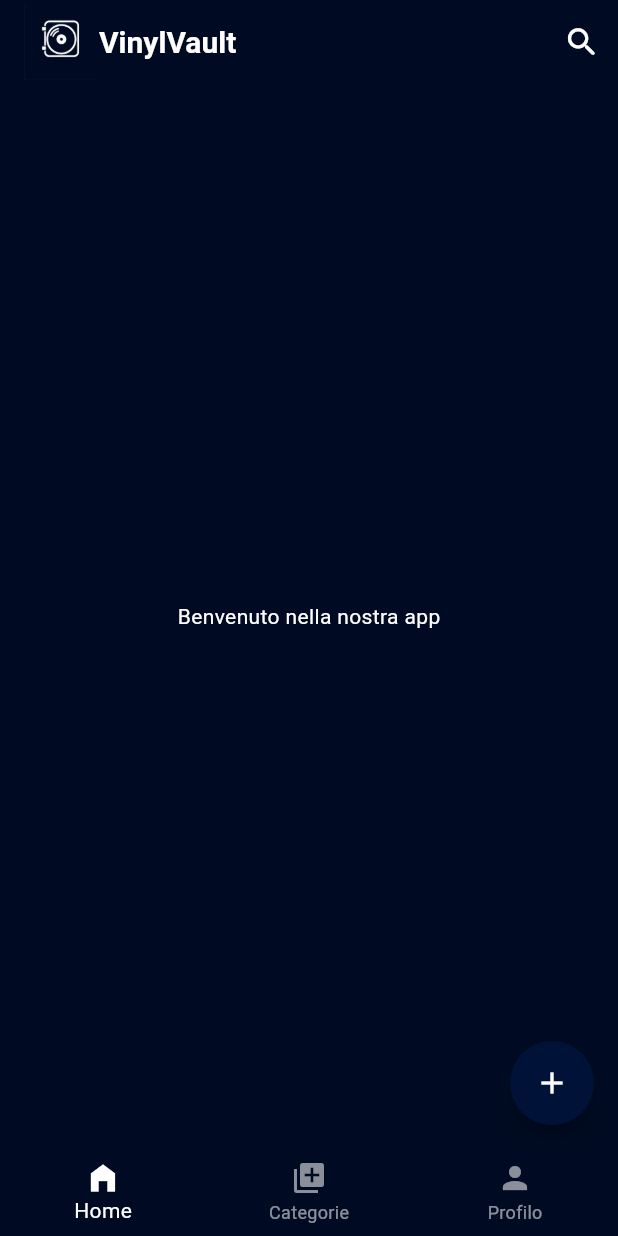
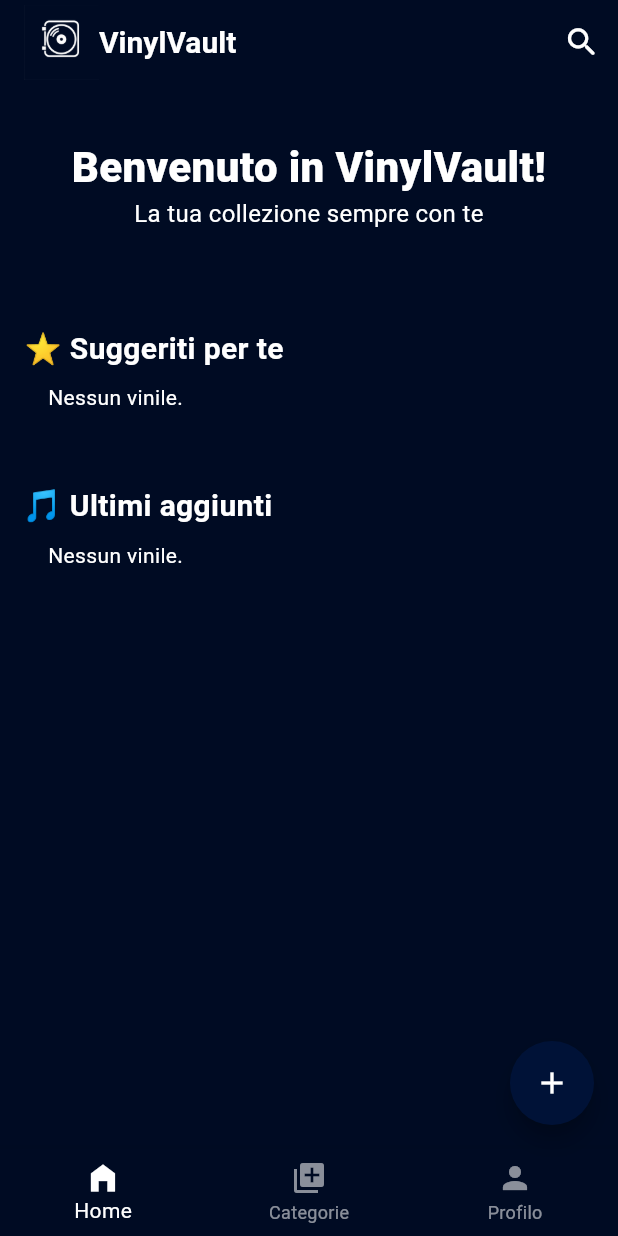
Before and after one commit to Gabbo-Unisa/ProgettoMobile, a Flutter app: the screen it shows after launch, on a phone screen of 412 x 824 dp. Run offline on Flutter 3.47's test engine with Material 3 defaults, Android fonts, the phone set to English and light mode, and no system bars; our stand-ins replace image_picker, sqflite; accounts and stored records are empty.

Commit message:
Schermata principale completata

```diff
--- a/lib/providers/vinile_provider.dart
+++ b/lib/providers/vinile_provider.dart
@@ -10,6 +10,38 @@ class VinileProvider with ChangeNotifier {
   Future<void> caricaVinili() async {
     _vinili = await DatabaseHelper.instance.getVinili();
     notifyListeners();
+  }
+
+  // Restituisce i vinili più recenti basandosi sugli ID (più alti = più recenti)
+  List<Vinile> getViniliRecenti({int limite = 5}) {
+    final validi = _vinili.where((v) => v.id != null).toList();
+    validi.sort((a, b) => (b.id ?? 0).compareTo(a.id ?? 0));
+    return validi.take(limite).toList();
+  }
+
+  // Restituisce una selezione casuale di vinili che NON siano tra i più recenti (se possibile)
+  List<Vinile> getViniliCasuali({int limite = 3}) {
+    final recenti = getViniliRecenti();
+    final idRecenti = recenti.map((v) => v.id).toSet();
+
+    final nonRecenti = _vinili.where((v) => !idRecenti.contains(v.id)).toList();
+
+    // Se ci sono abbastanza vinili che non rientrano nei recenti, selezioniamo 'limite' elementi casuali
+    if (nonRecenti.length >= limite) {
+      nonRecenti.shuffle();
+      return nonRecenti.take(limite).toList();
+    }
+
+    // Altrimenti, se non ci sono abbastanza vinili che non rientrano nei recenti, inseriamo i restanti vinili dai recenti
+    final copiaNonRecenti = [...nonRecenti];
+    final copiaRecenti = [...recenti];
+
+    copiaNonRecenti.shuffle();
+    copiaRecenti.shuffle();
+
+    // Combiniamo prima i non-recenti e poi i recenti
+    final combinati = [...copiaNonRecenti, ...copiaRecenti];
+    return combinati.take(limite).toList();
   }
 
   Future<void> aggiungiVinile(Vinile v) async {
--- a/lib/screens/schermata_principale.dart
+++ b/lib/screens/schermata_principale.dart
@@ -1,25 +1,176 @@
+import 'dart:io';
 import 'package:flutter/material.dart';
+import 'package:provider/provider.dart';
 
-class SchermataPrincipale extends StatefulWidget {
+import '../models/vinile.dart';
+import '../providers/vinile_provider.dart';
+import '../screens/dettaglio_vinile.dart';
+
+class SchermataPrincipale extends StatelessWidget {
   const SchermataPrincipale({super.key});
 
   @override
-  State<SchermataPrincipale> createState() => _SchermataPrincipaleState();
-}
+  Widget build(BuildContext context) {
+    final vinileProvider = Provider.of<VinileProvider>(context, listen: true);
+    final viniliRecenti = vinileProvider.getViniliRecenti();
+    final viniliCasuali = vinileProvider.getViniliCasuali();
 
-class _SchermataPrincipaleState extends State<SchermataPrincipale> {
-
-  @override
-  Widget build(BuildContext context) {
     return Scaffold(
-      body: Center(
+      appBar: PreferredSize(
+        preferredSize: const Size.fromHeight(150),
+        child: AppBar(
+          flexibleSpace: Padding(
+            padding: const EdgeInsets.only(top: 35.0),
+            child: Center(
+              child: Column(
+                mainAxisAlignment: MainAxisAlignment.start,
+                children: const [
+                  Text(
+                    'Benvenuto in VinylVault!',
+                    textAlign: TextAlign.center,
+                    style: TextStyle(
+                      fontSize: 28,
+                      fontWeight: FontWeight.w900,
+                      color: Colors.white,
+                    ),
+                  ),
+                  Text(
+                    'La tua collezione sempre con te',
+                    textAlign: TextAlign.center,
+                    style: TextStyle(
+                      fontSize: 16,
+                      fontWeight: FontWeight.w400,
+                      color: Colors.white,
+                    ),
+                  ),
+                ],
+              ),
+            ),
+          ),
+        ),
+      ),
+      body: SingleChildScrollView(
         child: Column(
-          mainAxisAlignment: MainAxisAlignment.center,
-          children: <Widget>[
-            Text('Benvenuto nella nostra app', style: Theme.of(context).textTheme.bodyMedium),
+          crossAxisAlignment: CrossAxisAlignment.start,
+          children: [
+            Padding(
+              padding: const EdgeInsets.symmetric(
+                horizontal: 16.0,
+                vertical: 12.0,
+              ),
+              child: Column(
+                crossAxisAlignment: CrossAxisAlignment.start,
+                children: [
+                  const Text(
+                    '⭐ Suggeriti per te',
+                    style: TextStyle(fontSize: 20, fontWeight: FontWeight.bold),
+                  ),
+                  const SizedBox(height: 8),
+                  buildCarosello(context: context, vinili: viniliCasuali),
+                ],
+              ),
+            ),
+            const SizedBox(height: 24),
+            Padding(
+              padding: const EdgeInsets.symmetric(
+                horizontal: 16.0,
+                vertical: 12.0,
+              ),
+              child: Column(
+                crossAxisAlignment: CrossAxisAlignment.start,
+                children: [
+                  const Text(
+                    '🎵 Ultimi aggiunti',
+                    style: TextStyle(fontSize: 20, fontWeight: FontWeight.bold),
+                  ),
+                  const SizedBox(height: 8),
+                  buildCarosello(context: context, vinili: viniliRecenti),
+                ],
+              ),
+            ),
           ],
         ),
       ),
     );
   }
+
+  Widget buildCarosello({
+    required BuildContext context,
+    required List<Vinile> vinili,
+  }) {
+    if (vinili.isEmpty) {
+      return Padding(
+        padding: const EdgeInsets.symmetric(horizontal: 16.0),
+        child: Text('Nessun vinile.'),
+      );
+    }
+
+    return SizedBox(
+      height: 160,
+      child: ListView.builder(
+        scrollDirection: Axis.horizontal,
+        itemCount: vinili.length,
+        itemBuilder: (context, index) {
+          final vinile = vinili[index];
+
+          return GestureDetector(
+            onTap: () {
+              Navigator.push(
+                context,
+                MaterialPageRoute(
+                  builder: (_) => DettaglioVinile(vinile: vinile),
+                ),
+              );
+            },
+            child: Container(
+              width: 120,
+              margin: const EdgeInsets.symmetric(horizontal: 8),
+              child: Column(
+                children: [
+                  Expanded(
+                    child: ClipRRect(
+                      borderRadius: BorderRadius.circular(8),
+                      child:
+                          vinile.copertina != null
+                              ? Image.file(
+                                File(vinile.copertina!), // path al file locale
+                                fit: BoxFit.cover,
+                                width: double.infinity,
+                              )
+                              : Container(
+                                color: Colors.grey[300],
+                                child: FittedBox(
+                                  fit: BoxFit.contain,
+                                  child: const Icon(
+                                    Icons.album,
+                                    size: 180,
+                                    color: Colors.grey,
+                                  ),
+                                ),
+                              ),
+                    ),
+                  ),
+                  const SizedBox(height: 6),
+                  Text(
+                    vinile.titolo,
+                    overflow: TextOverflow.ellipsis,
+                    style: const TextStyle(
+                      fontSize: 14,
+                      fontWeight: FontWeight.bold,
+                      color: Colors.white,
+                    ),
+                  ),
+                  Text(
+                    vinile.artista,
+                    overflow: TextOverflow.ellipsis,
+                    style: TextStyle(fontSize: 12, color: Colors.grey[400]),
+                  ),
+                ],
+              ),
+            ),
+          );
+        },
+      ),
+    );
+  }
 }
--- a/lib/theme/app_theme.dart
+++ b/lib/theme/app_theme.dart
@@ -9,7 +9,11 @@ class AppTheme {
     appBarTheme: const AppBarTheme(
       backgroundColor: Color(0xFF000B23),
       iconTheme: IconThemeData(color: Colors.white, size: 25),
-      titleTextStyle: TextStyle(color: Colors.white, fontSize: 20, fontWeight: FontWeight.bold),
+      titleTextStyle: TextStyle(
+        color: Colors.white,
+        fontSize: 20,
+        fontWeight: FontWeight.bold,
+      ),
     ),
 
     tabBarTheme: const TabBarThemeData(
```
Also changed, not shown: pubspec.lock, 1 other file.
